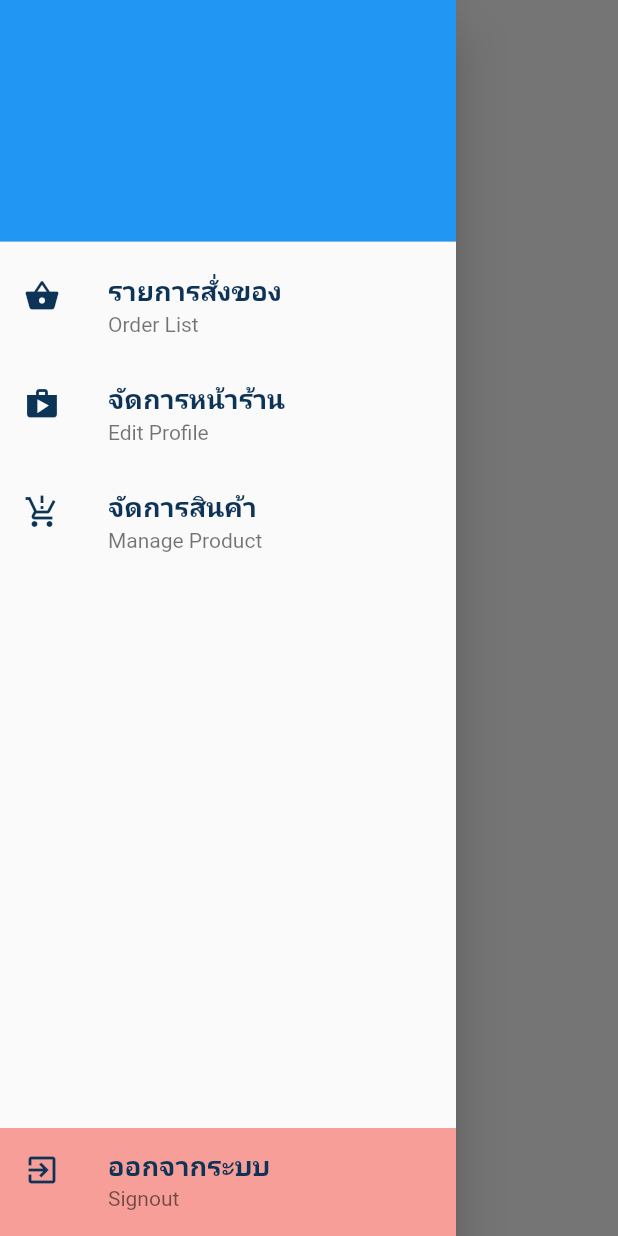
After one commit to masterUNG/lardgreen_20oct, a Flutter app: the SellerService screen opened by its route, with the side drawer open, on a phone screen of 412 x 824 dp. The commit adds this screen. Run offline on Flutter 3.47's test engine with Material 2 defaults, Android fonts, the light colour scheme and no system bars; our stand-ins replace cloud_firestore, firebase_auth, firebase_core, firebase_messaging; accounts and stored records are empty.

Commit message:
Update26april

```diff
--- /dev/null
+++ b/lib/states/order_seller.dart
@@ -0,0 +1,20 @@
+// ignore_for_file: public_member_api_docs, sort_constructors_first
+import 'package:flutter/material.dart';
+
+import 'package:lardgreen/models/user_model.dart';
+import 'package:lardgreen/widgets/show_text.dart';
+import 'package:lardgreen/widgets/show_title.dart';
+
+class OrderSeller extends StatelessWidget {
+  final UserModle userModle;
+
+  const OrderSeller({
+    Key? key,
+    required this.userModle,
+  }) : super(key: key);
+
+  @override
+  Widget build(BuildContext context) {
+    return ShowTitle(title: 'รายการสั่งซื้อ');
+  }
+}
--- /dev/null
+++ b/lib/states/seller_service.dart
@@ -0,0 +1,106 @@
+import 'package:cloud_firestore/cloud_firestore.dart';
+import 'package:firebase_auth/firebase_auth.dart';
+import 'package:flutter/material.dart';
+import 'package:lardgreen/models/user_model.dart';
+import 'package:lardgreen/states/order_seller.dart';
+import 'package:lardgreen/states/product_seller.dart';
+import 'package:lardgreen/states/profile_seller.dart';
+import 'package:lardgreen/utility/my_constant.dart';
+import 'package:lardgreen/widgets/show_menu.dart';
+import 'package:lardgreen/widgets/show_progress.dart';
+import 'package:lardgreen/widgets/show_text.dart';
+
+import '../widgets/show_signout.dart';
+
+class SellerService extends StatefulWidget {
+  const SellerService({Key? key}) : super(key: key);
+
+  @override
+  State<SellerService> createState() => _SellerServiceState();
+}
+
+class _SellerServiceState extends State<SellerService> {
+  bool load = true;
+
+  var widgets = <Widget>[];
+
+  int indexWidget = 0;
+
+  @override
+  void initState() {
+    super.initState();
+    findUser();
+  }
+
+  Future<void> findUser() async {
+    var user = FirebaseAuth.instance.currentUser;
+    await FirebaseFirestore.instance
+        .collection('user')
+        .doc(user!.uid)
+        .get()
+        .then((value) {
+      UserModle userModle = UserModle.fromMap(value.data()!);
+      load = false;
+      widgets.add(OrderSeller(userModle: userModle));
+      widgets.add(ProfileSeller(userModle: userModle,));
+      widgets.add(ProductSeller());
+      setState(() {});
+    });
+  }
+
+  @override
+  Widget build(BuildContext context) {
+    return Scaffold(
+      backgroundColor: Colors.white,
+      appBar: AppBar(
+        elevation: 0,
+        title: ShowText(
+          lable: 'ส่วนร้านค้า',
+          textStyle: MyConstant().h2Style(),
+        ),
+        backgroundColor: Colors.white,
+        foregroundColor: MyConstant.dark,
+      ),
+      drawer: Drawer(
+        child: Column(
+          children: [
+            UserAccountsDrawerHeader(accountName: null, accountEmail: null),
+            ShowMenu(
+              title: 'รายการสั่งของ',
+              subTitle: 'Order List',
+              iconData: Icons.shopping_basket,
+              tapFunc: () {
+                indexWidget = 0;
+                Navigator.pop(context);
+                setState(() {});
+              },
+            ),
+            ShowMenu(
+              title: 'จัดการหน้าร้าน',
+              subTitle: 'Edit Profile',
+              iconData: Icons.shop,
+              tapFunc: () {
+                indexWidget = 1;
+                Navigator.pop(context);
+                setState(() {});
+              },
+            ),
+            ShowMenu(
+              title: 'จัดการสินค้า',
+              subTitle: 'Manage Product',
+              iconData: Icons.production_quantity_limits,
+              tapFunc: () {
+                indexWidget = 2;
+                Navigator.pop(context);
+                setState(() {});
+              },
+            ),
+            Spacer(),
+            ShowSignOut(),
+          ],
+        ),
+      ),
+      body: load ? const ShowProgress() : widgets[indexWidget],
+    );
+  }
+}
--- a/lib/utility/my_constant.dart
+++ b/lib/utility/my_constant.dart
@@ -7,6 +7,7 @@ class MyConstant {
 
   static String routeMainHome = '/mainHome';
   static String routeHomePage = '/homePage';
+  static String routeSellerService = '/sellerService';
 
   TextStyle h1Style() => TextStyle(
         color: dark,
--- a/lib/widgets/show_image.dart
+++ b/lib/widgets/show_image.dart
@@ -1,13 +1,16 @@
+// ignore_for_file: public_member_api_docs, sort_constructors_first
 import 'package:flutter/material.dart';
 
 class ShowImage extends StatelessWidget {
+  final String? path;
 
   const ShowImage({
     Key? key,
+    this.path,
   }) : super(key: key);
 
   @override
   Widget build(BuildContext context) {
-    return Image.asset('images/image.png');
+    return Image.asset(path ?? 'images/image.png');
   }
 }
--- /dev/null
+++ b/lib/widgets/show_signout.dart
@@ -0,0 +1,32 @@
+import 'package:firebase_auth/firebase_auth.dart';
+import 'package:flutter/material.dart';
+import 'package:lardgreen/utility/my_constant.dart';
+import 'package:lardgreen/widgets/show_menu.dart';
+
+class ShowSignOut extends StatelessWidget {
+  const ShowSignOut({
+    Key? key,
+  }) : super(key: key);
+
+  @override
+  Widget build(BuildContext context) {
+    return Container(
+      decoration: BoxDecoration(
+        color: Colors.red.withOpacity(0.5),
+      ),
+      child: ShowMenu(
+        title: 'ออกจากระบบ',
+        subTitle: 'Signout',
+        iconData: Icons.exit_to_app,
+        tapFunc: () async {
+          FirebaseAuth.instance.signOut().then(
+            (value) {
+              Navigator.pushNamedAndRemoveUntil(
+                  context, MyConstant.routeMainHome, (route) => false);
+            },
+          );
+        },
+      ),
+    );
+  }
+}
```
Also changed, not shown: lib/main.dart (+35 -5 lines), lib/states/authen.dart (+72 -4 lines), lib/states/main_home.dart (+46 -2 lines), lib/states/product_seller.dart (added, +13 -0 lines), lib/states/profile_seller.dart (added, +92 -0 lines), lib/widgets/show_icon_button.dart (added, +26 -0 lines), images/shop.png (added).
